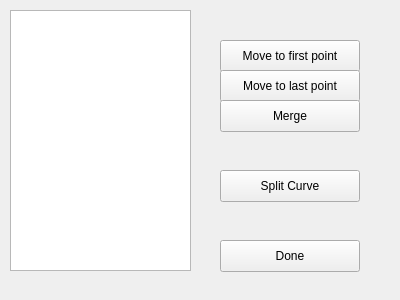
Old version of the form curver/ui/curve_join.ui in the repository wiatrak2/curver.
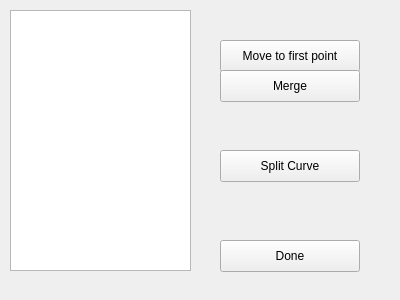
New version of the form.

Patch:
```diff
--- a/curver/ui/curve_join.ui
+++ b/curver/ui/curve_join.ui
@@ -49,24 +49,11 @@
     <string>Move to first point</string>
    </property>
   </widget>
-  <widget class="QPushButton" name="moveToLastButton">
-   <property name="geometry">
-    <rect>
-     <x>220</x>
-     <y>70</y>
-     <width>140</width>
-     <height>32</height>
-    </rect>
-   </property>
-   <property name="text">
-    <string>Move to last point</string>
-   </property>
-  </widget>
   <widget class="QPushButton" name="splitCurveButton">
    <property name="geometry">
     <rect>
      <x>220</x>
-     <y>170</y>
+     <y>150</y>
      <width>140</width>
      <height>32</height>
     </rect>
@@ -79,7 +66,7 @@
    <property name="geometry">
     <rect>
      <x>220</x>
-     <y>100</y>
+     <y>70</y>
      <width>140</width>
      <height>32</height>
     </rect>
```
